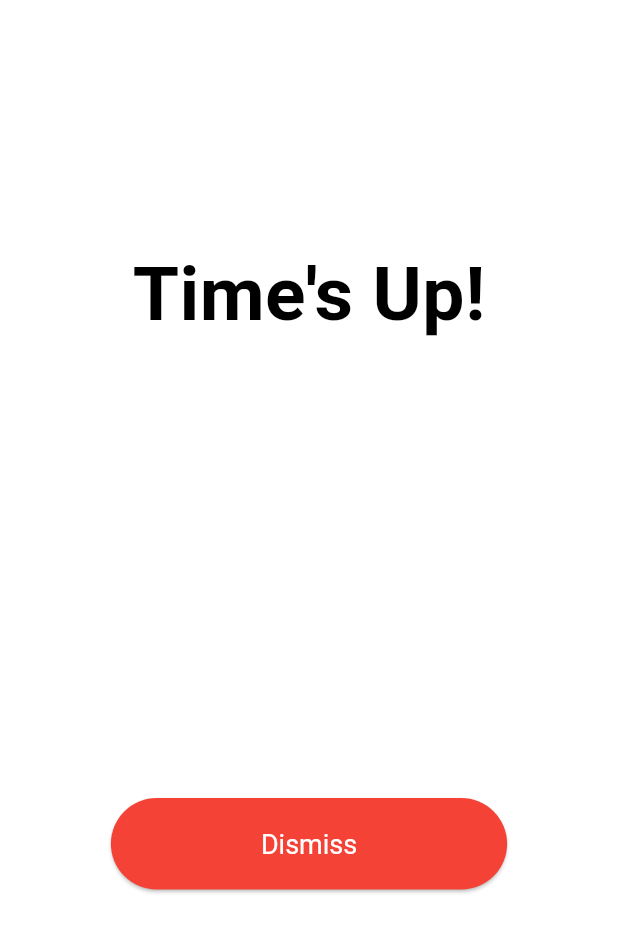
After one commit to ArchitJain2702/Wake-Up, a Flutter app: the Alarmscreen screen opened directly, on a phone screen of 412 x 824 dp. The commit adds this screen. Shown: the top 932 px of the screen. Run offline on Flutter 3.47's test engine with Material 3 defaults, Android fonts, the phone set to English and light mode, and no system bars; our stand-ins replace audioplayers, google_fonts, timezone.

Commit message:
completed all the timer files and made the connections

```diff
--- a/lib/main.dart
+++ b/lib/main.dart
@@ -4,6 +4,7 @@ import 'package:wakeup/screens/stopwatch/StopWatchScreen.dart';
 import 'package:wakeup/screens/timer/maintimerpage.dart';
 import 'package:wakeup/screens/timer/runningtimer.dart';
 import 'package:wakeup/screens/timer/settimer.dart';
+import 'package:wakeup/screens/timer/warningscreen.dart';
 import 'package:wakeup/screens/universaltime/universaltime.dart';
 import 'package:timezone/data/latest.dart' as tz;
 
@@ -20,7 +21,7 @@ class ClockApp extends StatelessWidget {
     return MaterialApp(
       title: 'Clock App',
       debugShowCheckedModeBanner: false,
-      home: CustomTimerScreen(timerName: 'timerName', hours: 1, minutes: 13, seconds: 45),
+      home: MainTimerPage(),
     );
   }
 }
--- a/lib/model/timers.dart
+++ b/lib/model/timers.dart
@@ -16,7 +16,7 @@ void addGlobalTimer(TimerItems timer) {
 
 // Global list of timers accessible from anywhere
 List<TimerItems> globalTimers = [
- TimerItems(title: 'fuckyou', seconds: 4, minutes:8, hours: 0),
+ TimerItems(title: 'fuckyou', seconds: 2, minutes:0, hours: 0),
   TimerItems(title: 'fuckyou2', seconds: 4, minutes:8, hours: 0),
   TimerItems(title: 'fuckyou3', seconds: 4, minutes:8, hours: 0),
 ];
--- a/lib/screens/timer/runningtimer.dart
+++ b/lib/screens/timer/runningtimer.dart
@@ -1,4 +1,5 @@
 import 'package:flutter/material.dart';
+import 'package:wakeup/screens/timer/warningscreen.dart';
 import 'package:wakeup/widgets/bottombar.dart';
 import 'dart:async';
 
@@ -32,6 +33,11 @@ class CustomTimerScreenState extends State<CustomTimerScreen> {
     _timer = Timer.periodic(const Duration(seconds: 1), (_) {
       if (totalSeconds == 0) {
         _timer?.cancel();
+        if(mounted) {
+          Navigator.of(context).pushReplacement(
+            MaterialPageRoute(builder: (_) => Alarmscreen()),
+          );
+        }
       } else {
         setState(() {
           totalSeconds--;
--- /dev/null
+++ b/lib/screens/timer/warningscreen.dart
@@ -0,0 +1,80 @@
+import 'package:flutter/material.dart';
+import 'package:audioplayers/audioplayers.dart';
+import 'package:wakeup/screens/timer/maintimerpage.dart';
+class Alarmscreen extends StatefulWidget {
+  const  Alarmscreen({super.key});
+  @override
+  State<Alarmscreen> createState() => AlarmScreenState();
+}
+
+class AlarmScreenState extends State<Alarmscreen> {
+  late AudioPlayer _audioPlayer;
+
+  @override
+  void initState() {
+    super.initState();
+    _audioPlayer = AudioPlayer();
+    playAlarm();
+  }
+
+  Future<void> playAlarm() async {
+    await _audioPlayer.setReleaseMode(ReleaseMode.loop);
+    await _audioPlayer.play(AssetSource('audio/alarm1.mp3'));
+  }
+
+  Future<void> stopAlarm() async {
+    await _audioPlayer.stop();
+    Navigator.of(context).pushReplacement(
+      MaterialPageRoute(builder: (_) => MainTimerPage()),
+    );
+  }
+
+  @override
+  void dispose() {
+    _audioPlayer.dispose();
+    super.dispose();
+  }
+  @override
+  Widget build(BuildContext context) {
+    return Scaffold(
+      backgroundColor: Colors.white,
+      body: Column(
+        children: [
+          SizedBox(height: 160,),
+          Center(
+            child: Column(
+              mainAxisAlignment: MainAxisAlignment.center,
+              children: [
+                Text(
+                  "Time's Up!",
+                  style: TextStyle(
+                    fontSize: 50,
+                    fontWeight: FontWeight.bold,
+                    color: Colors.black,
+                  ),
+                ),
+                const SizedBox(height: 300),
+                Column(
+                  mainAxisAlignment: MainAxisAlignment.center,
+                  children: [
+
+                    ElevatedButton(
+                         onPressed: stopAlarm,
+                         style: ElevatedButton.styleFrom(
+                        padding: EdgeInsets.symmetric(horizontal: 100, vertical: 20),
+                        backgroundColor: Colors.red,
+                        textStyle: TextStyle(fontSize: 18),
+                      ),
+                      child: Text("Dismiss",style: TextStyle(color: Colors.white),),
+                    ),
+                  ],
+                ),
+
+              ],
+            ),
+          )
+        ],
+      ),
+    );
+  }
+}
```
Also changed, not shown: pubspec.yaml (+6 -4 lines), pubspec.lock, 10 other files.
